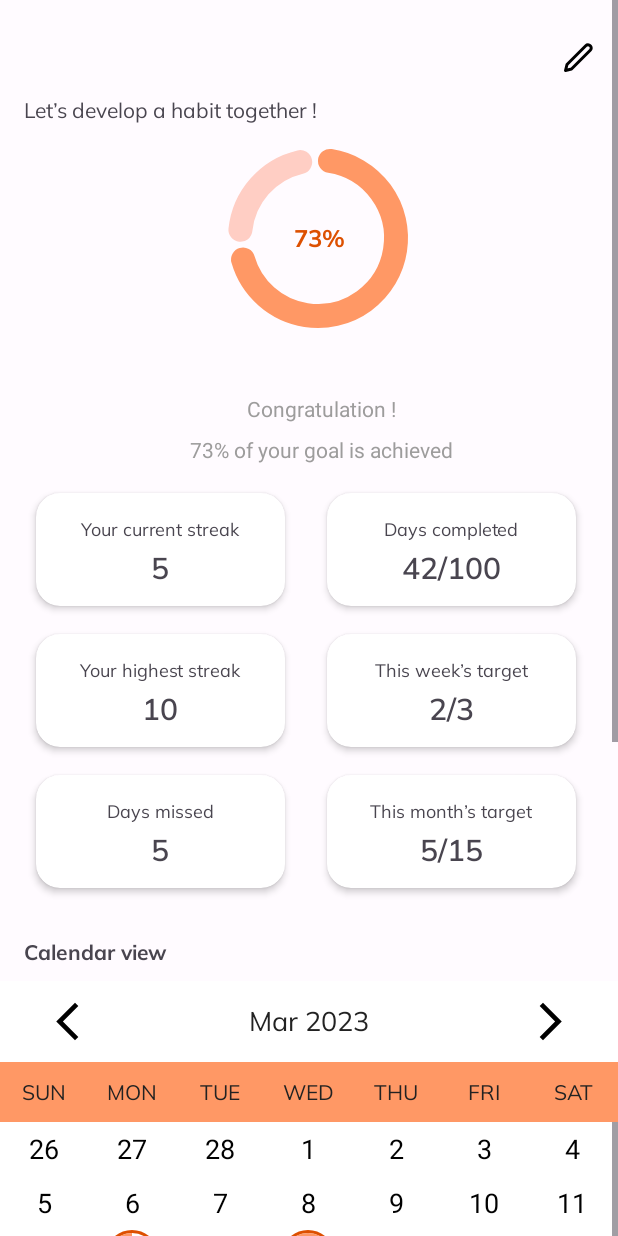
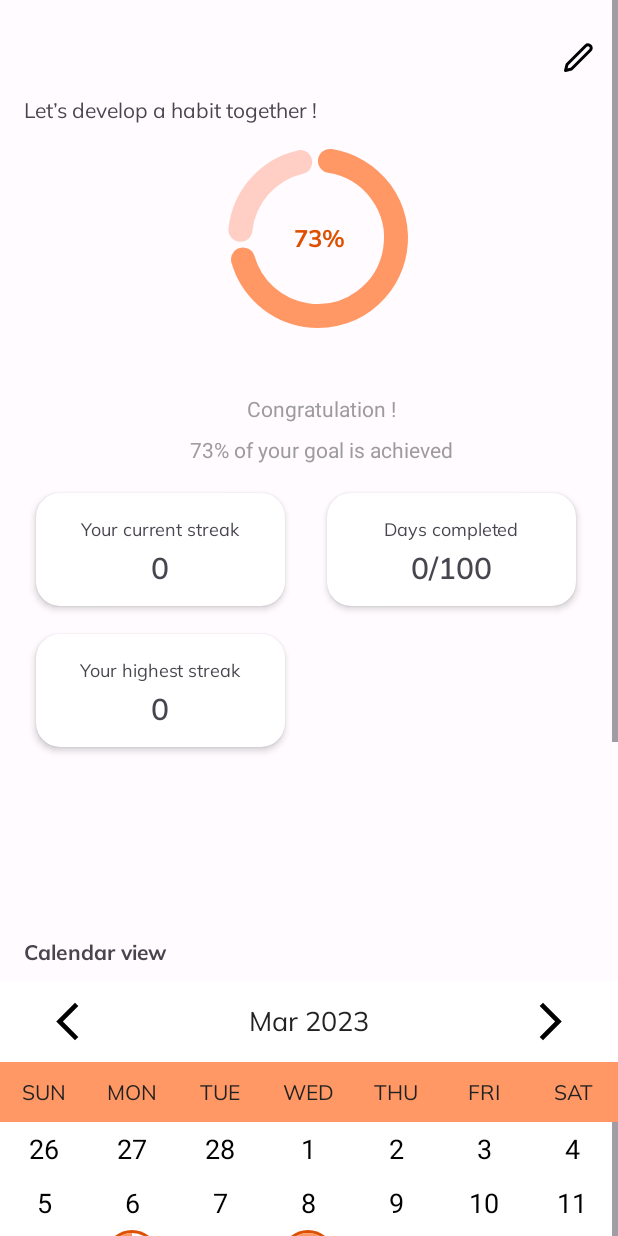
Before and after one commit to stainley/Habit-Tracker, an Android app: the fragment PrivateHabitDetailFragment shown on its own in the app's theme, on a phone screen of 412 x 824 dp. Run offline under Robolectric (Android 15) with nearby library versions, the phone set to English and light mode, and no system bars; Roboto replaces fonts that are not available here; 1 statement that could not run was skipped.

Commit message:
HAB-160 get the habit info argument and start updating the hardcoded values

```diff
--- a/app/src/main/java/ca/lambton/habittracker/view/ongoingHabits/PrivateHabitDetailFragment.java
+++ b/app/src/main/java/ca/lambton/habittracker/view/ongoingHabits/PrivateHabitDetailFragment.java
@@ -15,6 +15,7 @@ import java.util.HashSet;
 
 import ca.lambton.habittracker.R;
 import ca.lambton.habittracker.databinding.FragmentPrivateHabitDetailBinding;
+import ca.lambton.habittracker.habit.model.Habit;
 
 public class PrivateHabitDetailFragment extends Fragment {
 
@@ -43,14 +44,33 @@ public class PrivateHabitDetailFragment extends Fragment {
                              Bundle savedInstanceState) {
         binding = FragmentPrivateHabitDetailBinding.inflate(inflater, container, false);
 
+        assert getArguments() != null;
+        Habit habit = (Habit) getArguments().getSerializable("habit");
+
+        if (habit != null) {
+            System.out.println("habit " + habit);
+        }
+
+        if (habit != null) {
+            binding.habitNameLabel.setText(habit.getName());
+        }
+
         ongoingHabitDetailGridInfo = (GridView) binding.ongoingHabitDetailGridView;
         ArrayList<OngoingHabitDetailGridInfo> ongoingHabitDetailGridInfoModelArrayList = new ArrayList<OngoingHabitDetailGridInfo>();
-        ongoingHabitDetailGridInfoModelArrayList.add(new OngoingHabitDetailGridInfo("Your current streak", "5"));
-        ongoingHabitDetailGridInfoModelArrayList.add(new OngoingHabitDetailGridInfo("Days completed", "42/100"));
-        ongoingHabitDetailGridInfoModelArrayList.add(new OngoingHabitDetailGridInfo("Your highest streak", "10"));
-        ongoingHabitDetailGridInfoModelArrayList.add(new OngoingHabitDetailGridInfo("This week’s target", "2/3"));
-        ongoingHabitDetailGridInfoModelArrayList.add(new OngoingHabitDetailGridInfo("Days missed", "5"));
-        ongoingHabitDetailGridInfoModelArrayList.add(new OngoingHabitDetailGridInfo("This month’s target", "5/15"));
+        ongoingHabitDetailGridInfoModelArrayList.add(new OngoingHabitDetailGridInfo("Your current streak", "0"));
+        ongoingHabitDetailGridInfoModelArrayList.add(new OngoingHabitDetailGridInfo("Days completed", "0/100"));
+        ongoingHabitDetailGridInfoModelArrayList.add(new OngoingHabitDetailGridInfo("Your highest streak", "0"));
+
+        if (habit != null) {
+            if (habit.getFrequencyUnit() == "DAILY") {
+                ongoingHabitDetailGridInfoModelArrayList.add(new OngoingHabitDetailGridInfo("This day’s target", "0/3"));
+            } else if (habit.getFrequencyUnit() == "WEEKLY") {
+                ongoingHabitDetailGridInfoModelArrayList.add(new OngoingHabitDetailGridInfo("This week’s target", "0/3"));
+            }
+            else {
+                ongoingHabitDetailGridInfoModelArrayList.add(new OngoingHabitDetailGridInfo("This month’s target", "0/15"));
+            }
+        }
         OngoingHabitDetailGridInfoAdapter adapter = new OngoingHabitDetailGridInfoAdapter(getContext(), ongoingHabitDetailGridInfoModelArrayList);
         ongoingHabitDetailGridInfo.setAdapter(adapter);
 
```
